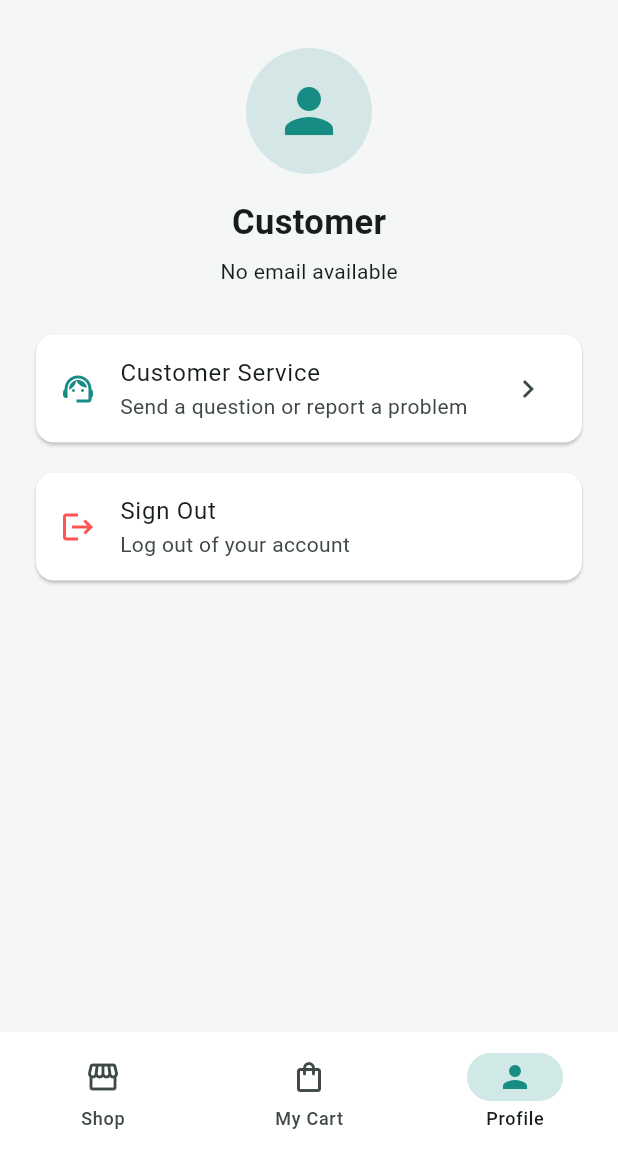
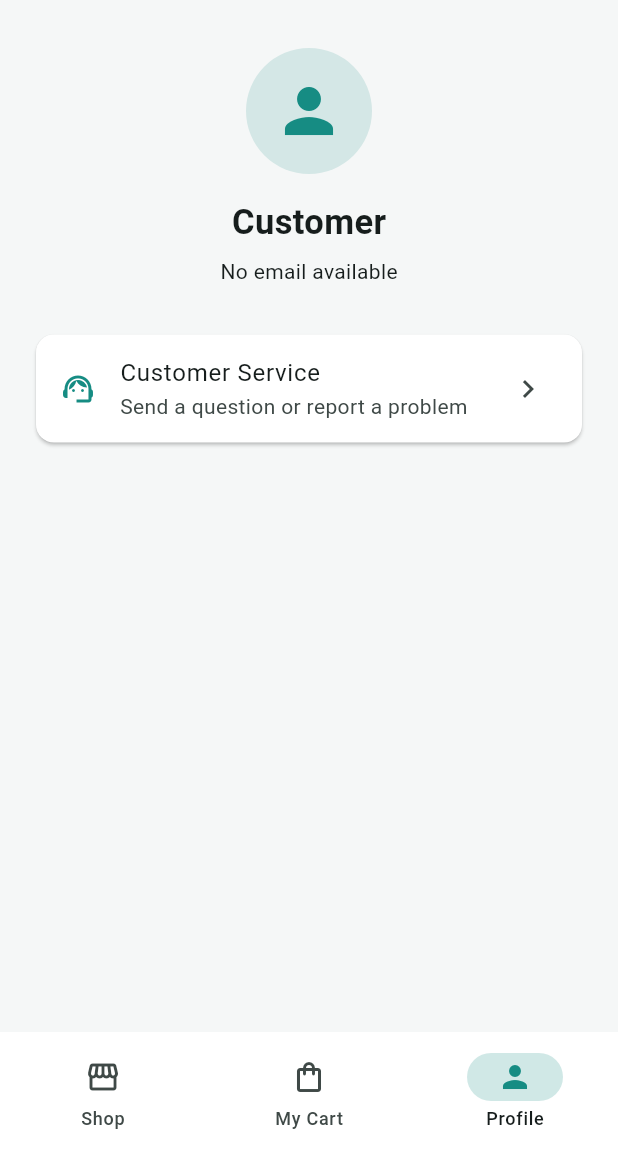
Before and after one commit to Aiks120859/Flutter_Supabase_Xendit-Payment, a Flutter app: the screen it shows after launch, item 3 of the bottom bar chosen, on a phone screen of 412 x 824 dp, the part 84-1236 px from its top. Run offline on Flutter 3.47's test engine with Material 3 defaults, Android fonts, the phone set to English and light mode, and no system bars; our stand-ins replace supabase_flutter; accounts and stored records are empty; network calls fail.

Commit message:
Act4 E-commerce Guidelines for BMC Finals Project Demonstration

```diff
--- a/lib/main.dart
+++ b/lib/main.dart
@@ -834,25 +834,7 @@ class _StoreScreenState extends State<StoreScreen> {
           ),
         ),
         const SizedBox(height: 12),
-        Card(
-          color: card,
-          child: ListTile(
-            leading: const Icon(Icons.logout, color: Colors.redAccent),
-            title: const Text('Sign Out'),
-            subtitle: const Text('Log out of your account'),
-            onTap: () async {
-              try {
-                await Supabase.instance.client.auth.signOut();
-              } catch (e) {
-                if (context.mounted) {
-                  ScaffoldMessenger.of(context).showSnackBar(
-                    SnackBar(content: Text('Sign out failed: $e')),
-                  );
-                }
-              }
-            },
-          ),
-        ),
+
       ],
     );
   }
```
